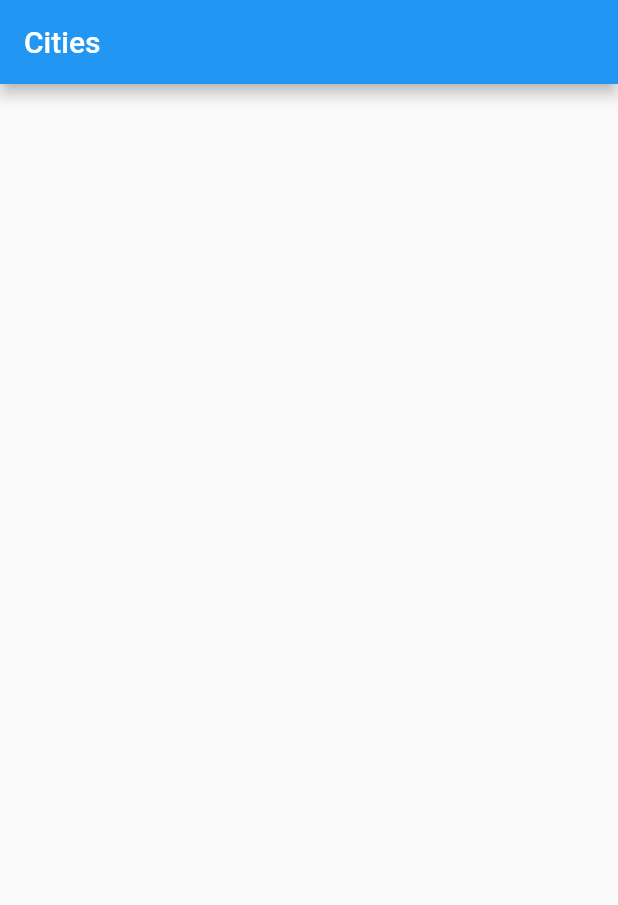
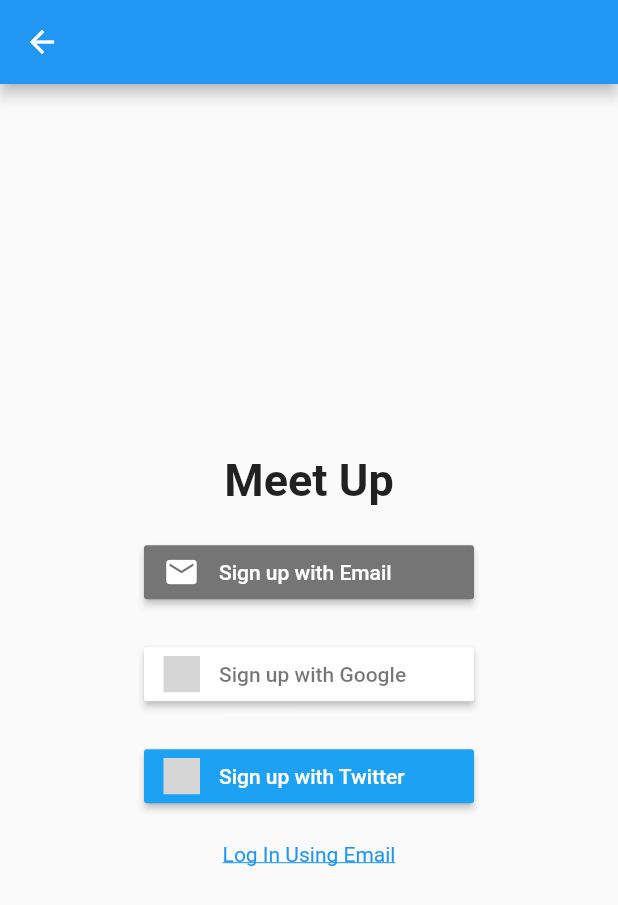
Before and after one commit to nsmirosh/serviceBooking, a Flutter app: the screen it shows after launch, on a phone screen of 412 x 824 dp. Shown: the top 905 px of the screen. Run offline on Flutter 3.47's test engine with Material 2 defaults, Android fonts, the phone set to English and light mode, and no system bars; our stand-ins replace cloud_firestore, firebase_auth, flutter_signin_button, fluttertoast, splashscreen; accounts and stored records are empty; grey boxes are pictures that could not be loaded.

Commit message:
Implemented a basic splash screen that's checking whether the user logged-in or not

```diff
--- a/lib/main.dart
+++ b/lib/cities_screen.dart
@@ -6,26 +6,24 @@ import 'package:fluttertoast/fluttertoast.dart';
 
 const CITIES_PATH = "cities";
 
-void main() => runApp(MyApp());
+class CitiesScreen extends StatelessWidget {
 
-class MyApp extends StatelessWidget {
   @override
   Widget build(BuildContext context) {
-    return MaterialApp(
-      title: 'Baby Names',
-      home: MyHomePage(),
+    return Scaffold(
+      body: CitiesPage(),
     );
   }
 }
 
-class MyHomePage extends StatefulWidget {
+class CitiesPage extends StatefulWidget {
   @override
-  _MyHomePageState createState() {
-    return _MyHomePageState();
+  _CitiesPageState createState() {
+    return _CitiesPageState();
   }
 }
 
-class _MyHomePageState extends State<MyHomePage> {
+class _CitiesPageState extends State<CitiesPage> {
   var data;
 
   @override
--- /dev/null
+++ b/lib/registration/sign_up_screen.dart
@@ -0,0 +1,64 @@
+import 'package:flutter/material.dart';
+import 'package:flutter_signin_button/flutter_signin_button.dart';
+
+class SignUpScreen extends StatelessWidget {
+
+  @override
+  Widget build(BuildContext context) {
+    return Scaffold(
+        appBar: AppBar(
+        ),
+        body: Center(
+          child: Column(mainAxisAlignment: MainAxisAlignment.center, children: <
+              Widget>[
+            Padding(
+              padding: EdgeInsets.all(10.0),
+              child: Text("Meet Up",
+                  style: TextStyle(
+                      fontWeight: FontWeight.bold,
+                      fontSize: 30,
+                      fontFamily: 'Roboto')),
+            ),
+            Padding(
+                padding: EdgeInsets.all(10.0),
+                child: SignInButton(
+                  Buttons.Email,
+                  text: "Sign up with Email",
+                  onPressed: () {
+                    /*Navigator.push(
+                      context,
+                      MaterialPageRoute(builder: (context) => EmailSignUp()),
+                    );*/
+                  },
+                )),
+            Padding(
+                padding: EdgeInsets.all(10.0),
+                child: SignInButton(
+                  Buttons.Google,
+                  text: "Sign up with Google",
+                  onPressed: () {},
+                )),
+            Padding(
+                padding: EdgeInsets.all(10.0),
+                child: SignInButton(
+                  Buttons.Twitter,
+                  text: "Sign up with Twitter",
+                  onPressed: () {},
+                )),
+            Padding(
+                padding: EdgeInsets.all(10.0),
+                child: GestureDetector(
+                    child: Text("Log In Using Email",
+                        style: TextStyle(
+                            decoration: TextDecoration.underline,
+                            color: Colors.blue)),
+                    onTap: () {
+                     /* Navigator.push(
+                        context,
+                        MaterialPageRoute(builder: (context) => EmailLogIn()),
+                      );*/
+                    }))
+          ]),
+        ));
+  }
+}
--- a/pubspec.yaml
+++ b/pubspec.yaml
@@ -29,11 +29,11 @@ dependencies:
   # Use with the CupertinoIcons class for iOS style icons.
   cupertino_icons: ^0.1.3
   firebase_database: ^3.1.6
+  firebase_auth: 0.16.1
+  splashscreen: 1.2.0
+  flutter_signin_button: ^1.0.0
   fluttertoast: ^7.0.2
-
   cloud_firestore: ^0.13.7
-
-
 
 dev_dependencies:
   flutter_test:
```
Also changed, not shown: lib/registration/main.dart (added, +76 -0 lines), pubspec.lock, 1 other file.
